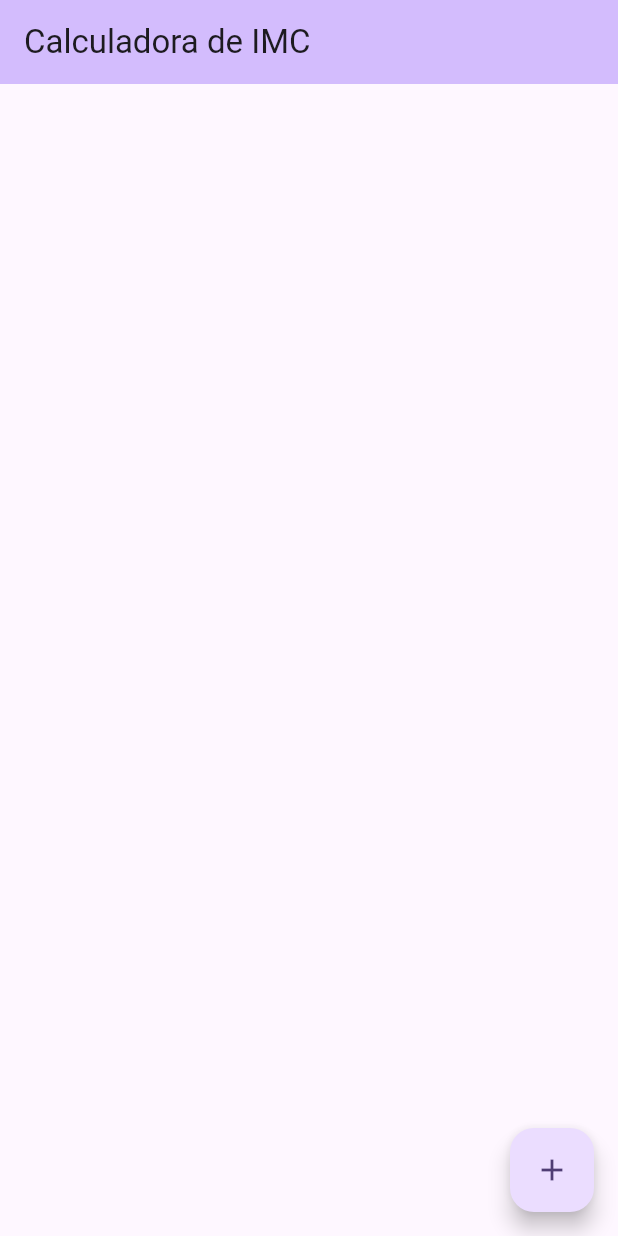
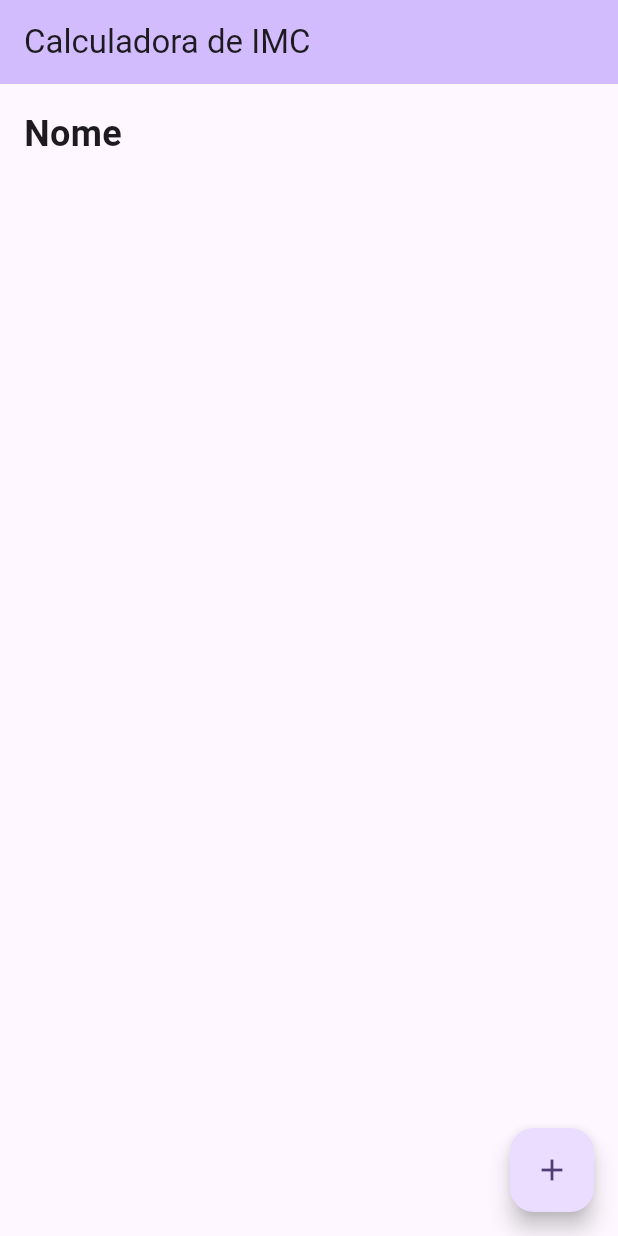
Before and after one commit to andremorganti/calculadora_umc_flutter, a Flutter app: the screen it shows after launch, on a phone screen of 412 x 824 dp. Run offline on Flutter 3.47's test engine with Material 2 defaults, Android fonts, the light colour scheme and no system bars.

Commit message:
adjust of home page to aggregate name and list of data

```diff
--- a/lib/pages/home_page.dart
+++ b/lib/pages/home_page.dart
@@ -127,9 +127,15 @@ class _MyHomePageState extends State<MyHomePage> {
           tooltip: 'Calcular',
           child: const Icon(Icons.add),
         ), // This trailing comma makes auto-formatting nicer for build methods.
-      body: Container(
-        margin: const EdgeInsets.symmetric(horizontal: 16, vertical: 8),
-        alignment: AlignmentDirectional.center,
+        body: Column(
+          crossAxisAlignment: CrossAxisAlignment.start,
+          children: <Widget>[
+            Padding(
+              padding: EdgeInsets.all(16.0),
+              child: Text('Nome',
+                  style: TextStyle(fontSize: 24, fontWeight: FontWeight.bold)),
+            ),
+            Expanded(
               child: ListView.builder(
                   itemCount: _people.length,
                   itemBuilder: (BuildContext bc, int index) {
@@ -149,6 +155,7 @@ class _MyHomePageState extends State<MyHomePage> {
                     );
                   }),
             ),
-    );
+          ],
+        ));
   }
 }
```
Lines whose indentation alone changed are shown as unchanged.
